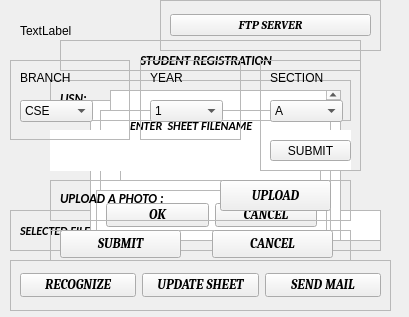
Old version of the form FacesRecognition.ui in the repository nitin-vk/face-recognition-based-attendance.
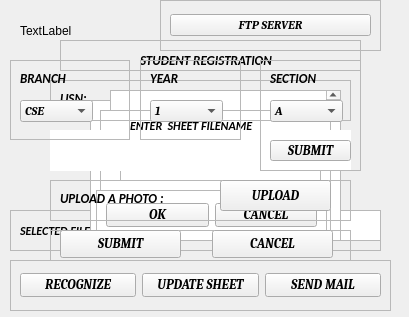
New version of the form.

Diff of the .ui file:
```diff
--- a/FacesRecognition.ui
+++ b/FacesRecognition.ui
@@ -689,6 +689,14 @@
       <height>22</height>
      </rect>
     </property>
+    <property name="font">
+     <font>
+      <family>Cambria</family>
+      <weight>75</weight>
+      <italic>true</italic>
+      <bold>true</bold>
+     </font>
+    </property>
     <item>
      <property name="text">
       <string>CSE</string>
@@ -720,10 +728,19 @@
      <rect>
       <x>10</x>
       <y>10</y>
-      <width>55</width>
+      <width>71</width>
       <height>16</height>
      </rect>
     </property>
+    <property name="font">
+     <font>
+      <family>Calibri</family>
+      <pointsize>10</pointsize>
+      <weight>75</weight>
+      <italic>true</italic>
+      <bold>true</bold>
+     </font>
+    </property>
     <property name="text">
      <string>BRANCH</string>
     </property>
@@ -753,6 +770,14 @@
       <height>22</height>
      </rect>
     </property>
+    <property name="font">
+     <font>
+      <family>Cambria</family>
+      <weight>75</weight>
+      <italic>true</italic>
+      <bold>true</bold>
+     </font>
+    </property>
     <item>
      <property name="text">
       <string>1</string>
@@ -783,6 +808,15 @@
       <height>16</height>
      </rect>
     </property>
+    <property name="font">
+     <font>
+      <family>Calibri</family>
+      <pointsize>10</pointsize>
+      <weight>75</weight>
+      <italic>true</italic>
+      <bold>true</bold>
+     </font>
+    </property>
     <property name="text">
      <string>YEAR</string>
     </property>
@@ -812,6 +846,14 @@
       <height>22</height>
      </rect>
     </property>
+    <property name="font">
+     <font>
+      <family>Cambria</family>
+      <weight>75</weight>
+      <italic>true</italic>
+      <bold>true</bold>
+     </font>
+    </property>
     <item>
      <property name="text">
       <string>A</string>
@@ -833,10 +875,19 @@
      <rect>
       <x>10</x>
       <y>10</y>
-      <width>55</width>
+      <width>71</width>
       <height>16</height>
      </rect>
     </property>
+    <property name="font">
+     <font>
+      <family>Calibri</family>
+      <pointsize>10</pointsize>
+      <weight>75</weight>
+      <italic>true</italic>
+      <bold>true</bold>
+     </font>
+    </property>
     <property name="text">
      <string>SECTION</string>
     </property>
@@ -850,6 +901,15 @@
       <height>21</height>
      </rect>
     </property>
+    <property name="font">
+     <font>
+      <family>Cambria</family>
+      <pointsize>10</pointsize>
+      <weight>75</weight>
+      <italic>true</italic>
+      <bold>true</bold>
+     </font>
+    </property>
     <property name="text">
      <string>SUBMIT</string>
     </property>
```
